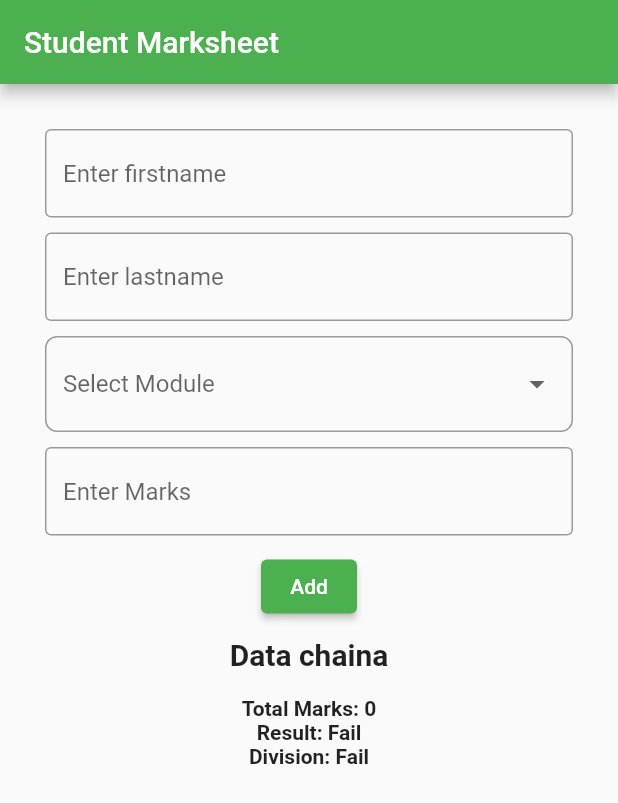
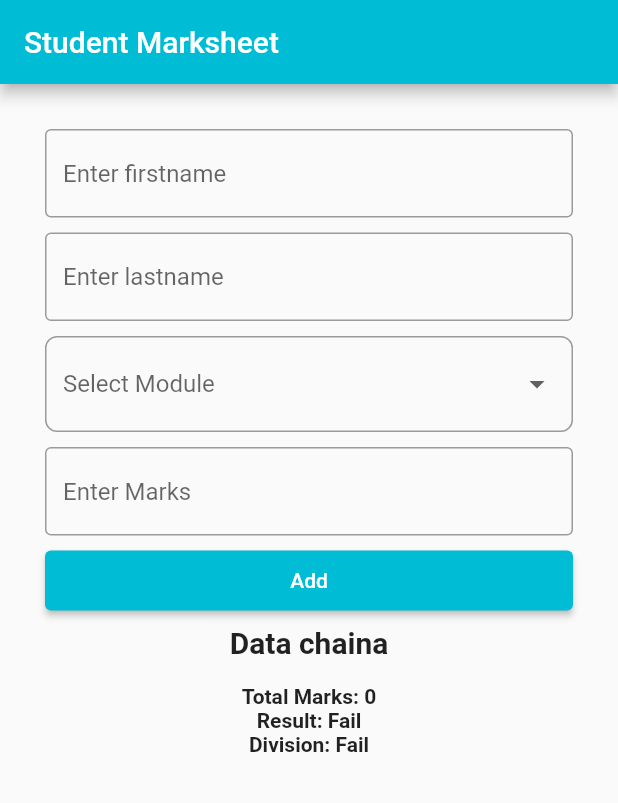
Before and after one commit to Sid20-rgb/Student-Marksheet, a Flutter app: the screen it shows after launch, on a phone screen of 412 x 824 dp. Shown: the top 803 px of the screen. Run offline on Flutter 3.47's test engine with Material 2 defaults, Android fonts, the phone set to English and light mode, and no system bars; our stand-ins replace flutter_riverpod.

Commit message:
Solve Render Issue

```diff
--- a/lib/view/add_result.dart
+++ b/lib/view/add_result.dart
@@ -83,10 +83,12 @@ class _ResultViewState extends ConsumerState<ResultView> {
     return Scaffold(
       appBar: AppBar(
         title: const Text('Student Marksheet'),
-        backgroundColor: Colors.green,
+        backgroundColor: Colors.cyan,
       ),
       body: Padding(
         padding: const EdgeInsets.all(30.0),
+        child: Expanded(
+          child: SingleChildScrollView(
             child: Column(
               children: [
                 TextFormField(
@@ -117,7 +119,7 @@ class _ResultViewState extends ConsumerState<ResultView> {
                       borderRadius: BorderRadius.circular(8.0),
                     ),
                     focusedBorder: const OutlineInputBorder(
-                  borderSide: BorderSide(width: 1, color: Colors.green),
+                      borderSide: BorderSide(width: 1, color: Colors.cyan),
                     ),
                     labelText: 'Select Module',
                   ),
@@ -143,14 +145,19 @@ class _ResultViewState extends ConsumerState<ResultView> {
                   controller: marksController,
                   decoration: const InputDecoration(
                     hintText: 'Enter Marks',
-                border: OutlineInputBorder(), // Add a border around the field
+                    border:
+                        OutlineInputBorder(), // Add a border around the field
                     // You can also customize other decoration options here
                   ),
                 ),
                 const SizedBox(height: 10),
-            ElevatedButton(
+                SizedBox(
+                  width: double.infinity,
+                  height: 40,
+                  child: ElevatedButton(
                     style: ElevatedButton.styleFrom(
-                backgroundColor: Colors.green, // background // rounded corners
+                      backgroundColor:
+                          Colors.cyan, // background // rounded corners
                     ),
                     onPressed: () {
                       Result result = Result(
@@ -160,7 +167,9 @@ class _ResultViewState extends ConsumerState<ResultView> {
                         module: selectedModule,
                       );
 
-                ref.read(resultViewModelProvider.notifier).addResult(result);
+                      ref
+                          .read(resultViewModelProvider.notifier)
+                          .addResult(result);
 
                       ScaffoldMessenger.of(context).showSnackBar(
                         const SnackBar(
@@ -170,11 +179,10 @@ class _ResultViewState extends ConsumerState<ResultView> {
                     },
                     child: const Text('Add'),
                   ),
+                ),
                 const SizedBox(height: 10),
                 if (dataTableRows.isNotEmpty)
-              Expanded(
-                child: SingleChildScrollView(
-                  child: Column(
+                  Column(
                     children: [
                       Padding(
                         padding: const EdgeInsets.all(8.0),
@@ -200,8 +208,6 @@ class _ResultViewState extends ConsumerState<ResultView> {
                       ),
                     ],
                   ),
-                ),
-              ),
                 if (dataTableRows.isEmpty)
                   const Text(
                     'Data chaina',
@@ -223,6 +229,8 @@ class _ResultViewState extends ConsumerState<ResultView> {
               ],
             ),
           ),
+        ),
+      ),
     );
   }
 }
```
Also changed, not shown: pubspec.yaml (+3 -4 lines), pubspec.lock. Lines whose indentation alone changed are shown as unchanged.
